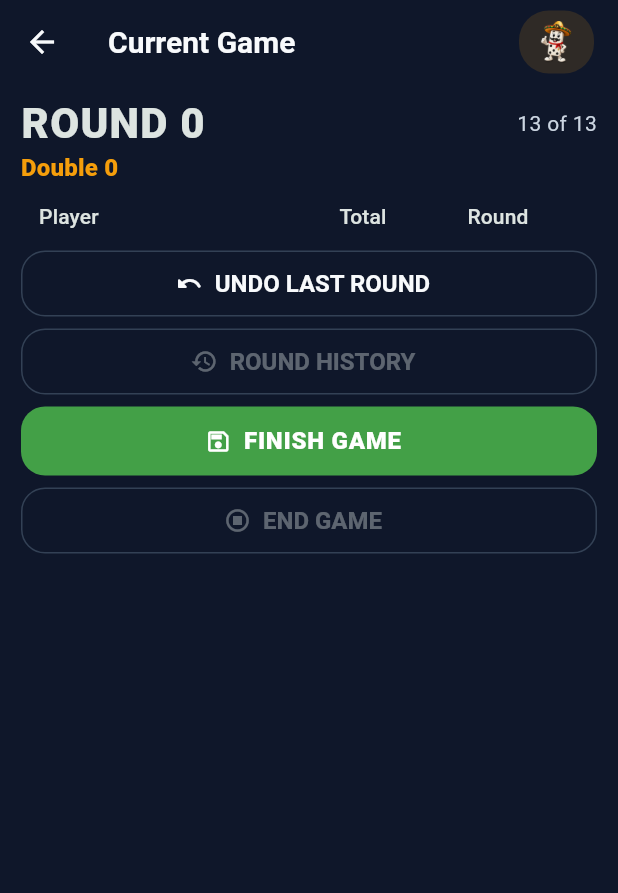
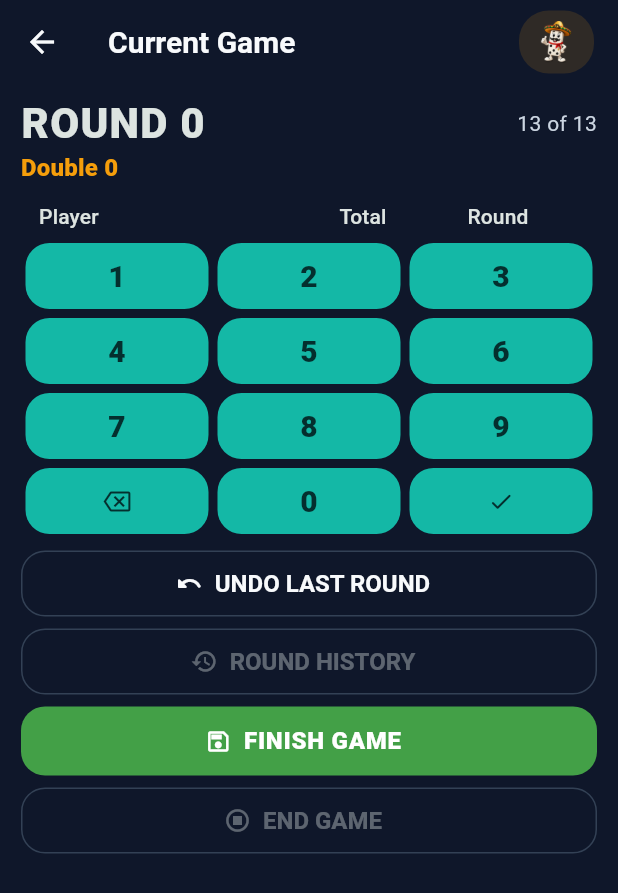
Before and after one commit to PBernardinelli/MDScore, a Flutter app: the ScoreScreen screen opened directly with empty values, on a phone screen of 412 x 824 dp. Shown: the top 893 px of the screen. Run offline on Flutter 3.47's test engine with Material 3 defaults, Android fonts, the light colour scheme and no system bars; our stand-ins replace audioplayers, shared_preferences; accounts and stored records are empty.

Commit message:
V0.52 - Teclado numerico personalizado para iPhone

```diff
--- a/lib/screens/score_screen.dart
+++ b/lib/screens/score_screen.dart
@@ -89,8 +89,6 @@ class _ScoreScreenState extends State<ScoreScreen> {
         if (!mounted) return;
         if (node.hasFocus) {
           setState(() => _activePlayerIndex = index);
-        } else if (_activePlayerIndex == index) {
-          setState(() => _activePlayerIndex = null);
         }
       });
       return node;
@@ -162,6 +160,56 @@ class _ScoreScreenState extends State<ScoreScreen> {
     if (_editingRound != null) return;
 
     _scheduleCurrentGameSave();
+  }
+
+  void _enterDigit(String digit) {
+    final index = _activePlayerIndex;
+    if (index == null) return;
+
+    final controller = _roundControllers[index];
+    final current = controller.text;
+
+    if (current.length >= 3) return;
+
+    controller.text = '$current$digit';
+    controller.selection = TextSelection.collapsed(
+      offset: controller.text.length,
+    );
+
+    _handleScoreChanged(index, controller.text);
+  }
+
+  void _deleteDigit() {
+    final index = _activePlayerIndex;
+    if (index == null) return;
+
+    final controller = _roundControllers[index];
+    final current = controller.text;
+
+    if (current.isEmpty) return;
+
+    controller.text = current.substring(0, current.length - 1);
+    controller.selection = TextSelection.collapsed(
+      offset: controller.text.length,
+    );
+
+    _handleScoreChanged(index, controller.text);
+  }
+
+  void _confirmScore() {
+    final index = _activePlayerIndex;
+    if (index == null) return;
+
+    if (_roundControllers[index].text.trim().isEmpty) {
+      return;
+    }
+
+    if (index < _playerNames.length - 1) {
+      _focusNodes[index + 1].requestFocus();
+      return;
+    }
+
+    FocusScope.of(context).unfocus();
   }
 
   void _handleSubmitted(int index) {
@@ -675,6 +723,7 @@ class _ScoreScreenState extends State<ScoreScreen> {
             ),
           );
         }),
+        _buildNumberPad(),
         const SizedBox(height: 8),
         SizedBox(
           height: 44,
@@ -811,6 +860,72 @@ class _ScoreScreenState extends State<ScoreScreen> {
             ),
           ),
         ],
+      ],
+    );
+  }
+
+  Widget _buildNumberPad() {
+    Widget numberButton(String value) {
+      return Expanded(
+        child: Padding(
+          padding: const EdgeInsets.all(3),
+          child: SizedBox(
+            height: 44,
+            child: FilledButton(
+              onPressed: () => _enterDigit(value),
+              child: Text(
+                value,
+                style: const TextStyle(
+                  fontSize: 20,
+                  fontWeight: FontWeight.w800,
+                ),
+              ),
+            ),
+          ),
+        ),
+      );
+    }
+
+    return Column(
+      children: [
+        Row(
+          children: [numberButton('1'), numberButton('2'), numberButton('3')],
+        ),
+        Row(
+          children: [numberButton('4'), numberButton('5'), numberButton('6')],
+        ),
+        Row(
+          children: [numberButton('7'), numberButton('8'), numberButton('9')],
+        ),
+        Row(
+          children: [
+            Expanded(
+              child: Padding(
+                padding: const EdgeInsets.all(3),
+                child: SizedBox(
+                  height: 44,
+                  child: FilledButton(
+                    onPressed: _deleteDigit,
+                    child: const Icon(Icons.backspace_outlined),
+                  ),
+                ),
+              ),
+            ),
+            numberButton('0'),
+            Expanded(
+              child: Padding(
+                padding: const EdgeInsets.all(3),
+                child: SizedBox(
+                  height: 44,
+                  child: FilledButton(
+                    onPressed: _confirmScore,
+                    child: const Icon(Icons.check_rounded),
+                  ),
+                ),
+              ),
+            ),
+          ],
+        ),
       ],
     );
   }
@@ -1034,6 +1149,7 @@ class _ScoreRow extends StatelessWidget {
                   controller: controller,
                   focusNode: focusNode,
                   autofocus: autofocus,
+                  readOnly: true,
                   keyboardType: const TextInputType.numberWithOptions(
                     decimal: false,
                     signed: false,
```
